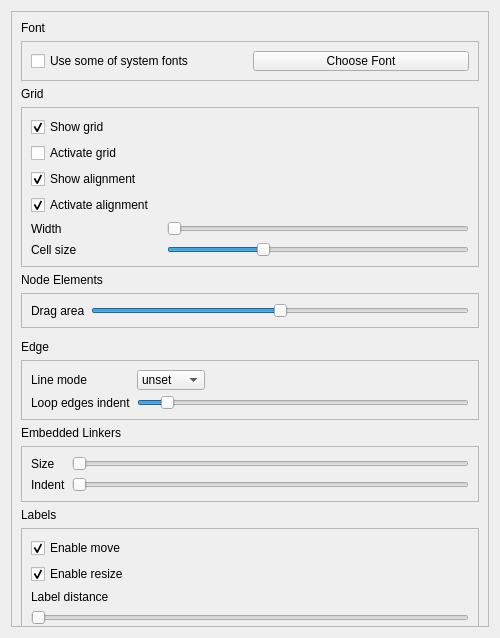
qreal/qreal, file qrgui/dialogs/preferencesPages/editorPage.ui: the form before one commit.
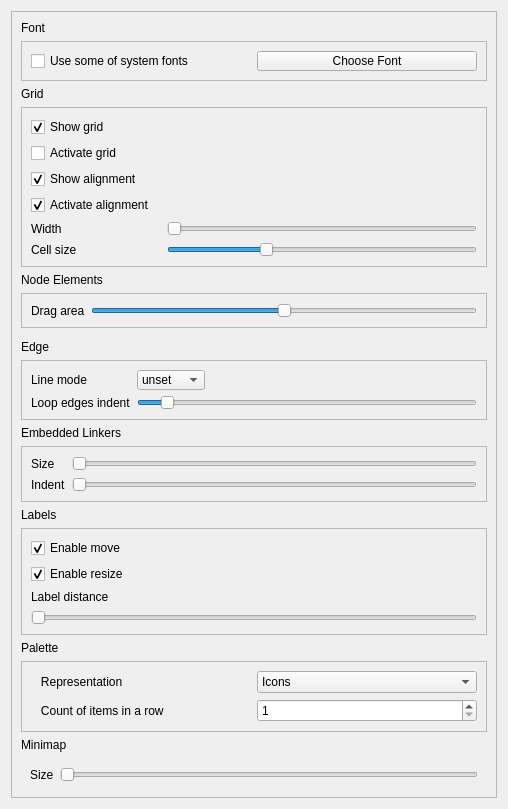
The form after the commit.

Commit message: Minimap now is a child of every editorView

Patch:
```diff
--- a/qrgui/dialogs/preferencesPages/editorPage.ui
+++ b/qrgui/dialogs/preferencesPages/editorPage.ui
@@ -6,8 +6,8 @@
    <rect>
     <x>0</x>
     <y>0</y>
-    <width>500</width>
-    <height>638</height>
+    <width>508</width>
+    <height>809</height>
    </rect>
   </property>
   <property name="sizePolicy">
@@ -45,8 +45,8 @@
        <rect>
         <x>0</x>
         <y>0</y>
-        <width>480</width>
-        <height>782</height>
+        <width>488</width>
+        <height>806</height>
        </rect>
       </property>
       <layout class="QVBoxLayout" name="verticalLayout_2">
@@ -671,6 +671,16 @@
         </widget>
        </item>
        <item>
+        <widget class="QFrame" name="frame_10">
+         <layout class="QGridLayout" name="gridLayout_4">
+          <item row="0" column="0">
+           <widget class="QLabel" name="label_17">
+            <property name="text">
+             <string>Size</string>
+            </property>
+           </widget>
+          </item>
+          <item row="0" column="1">
         <widget class="QSlider" name="miniMapSize">
          <property name="minimum">
           <number>100</number>
@@ -696,6 +706,9 @@
          <property name="tickInterval">
           <number>25</number>
          </property>
+           </widget>
+          </item>
+         </layout>
         </widget>
        </item>
        <item>
```
Left out of the diff: 58 changed lines with no effect on the pictures. Lines whose indentation alone changed are shown as unchanged. The commit also changes 12 other files.
